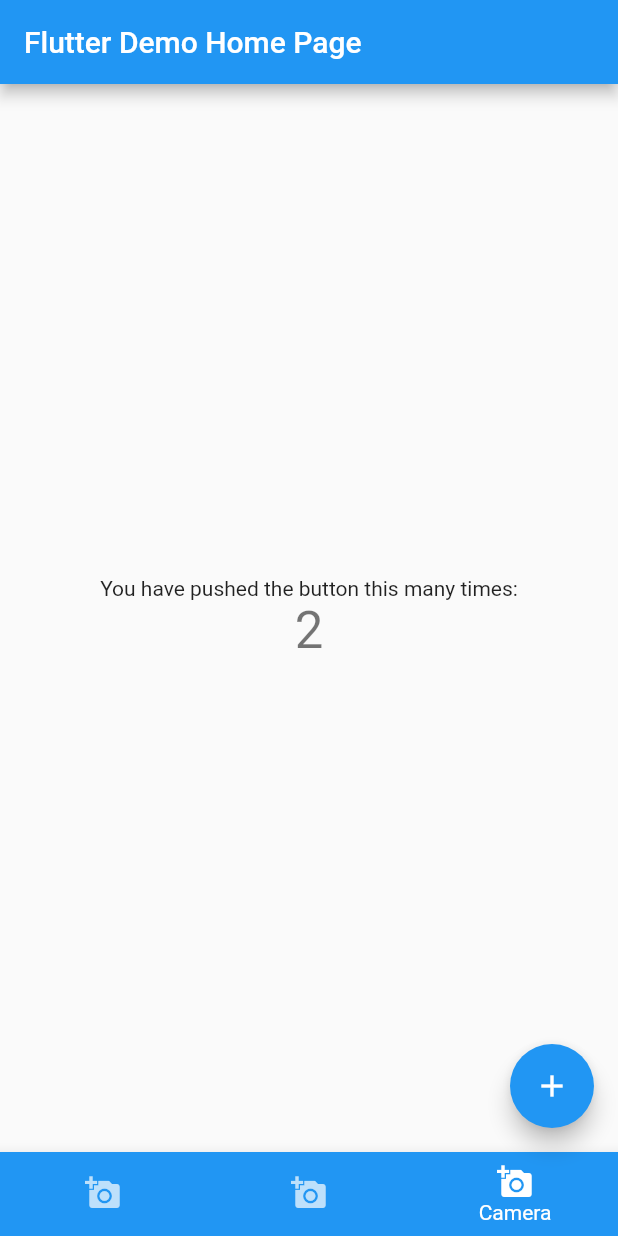
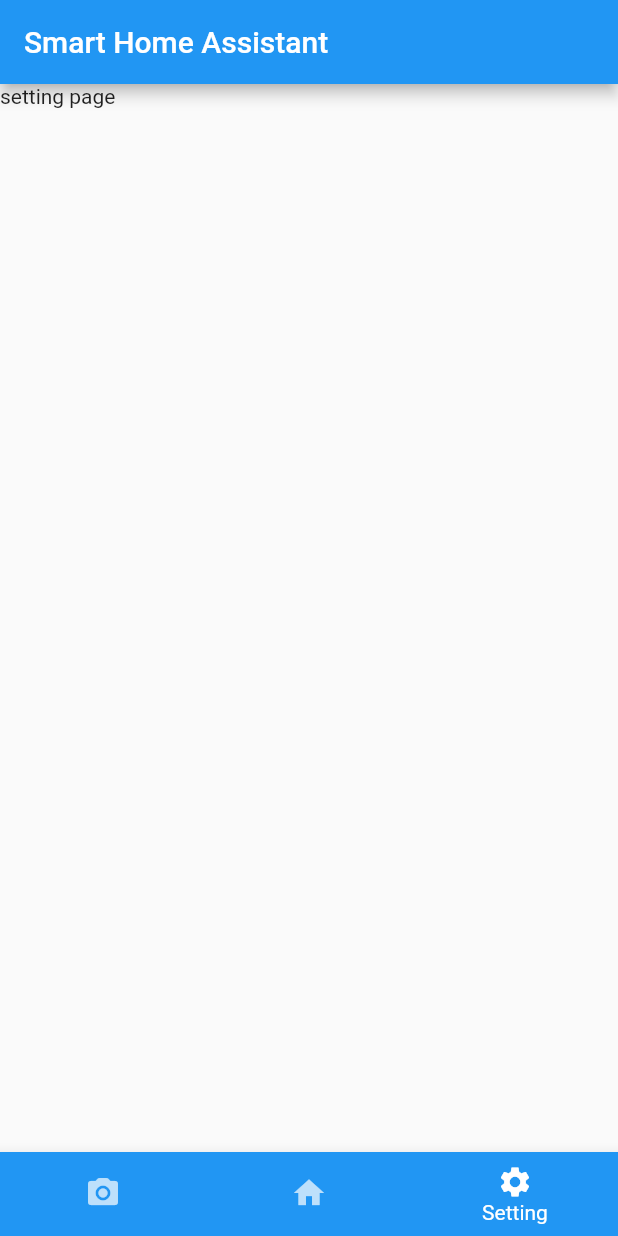
Before and after one commit to yumdari/Home_AIoT_System, a Flutter app: the screen it shows after launch, item 3 of the bottom bar chosen, on a phone screen of 412 x 824 dp. Run offline on Flutter 3.47's test engine with Material 2 defaults, Android fonts, the phone set to English and light mode, and no system bars; our stand-ins replace date_format, flutter_hooks, flutter_svg, geolocator, timer_builder; missing offline and left inert: flutter_mjpeg, tcp_socket_connection.

```diff
--- a/Mobile/lib/camera.dart
+++ /dev/null
@@ -1,16 +0,0 @@
-import 'package:flutter/material.dart';
-class camera extends StatefulWidget {
-  const camera({Key? key}) : super(key: key);
-
-  @override
-  State<camera> createState() => _cameraState();
-}
-
-class _cameraState extends State<camera> {
-  @override
-  Widget build(BuildContext context) {
-    return Container(
-      child: Text('camera page'),
-    );
-  }
-}
--- a/Mobile/lib/main.dart
+++ b/Mobile/lib/main.dart
@@ -1,4 +1,9 @@
 import 'package:flutter/material.dart';
+import 'CameraViewer.dart';
+import 'package:mobile/homeIoT.dart';
+import 'package:mobile/setting.dart';
+
+import 'package:flutter_mjpeg/flutter_mjpeg.dart';
 
 void main() {
   runApp(const MyApp());
@@ -24,22 +29,13 @@ class MyApp extends StatelessWidget {
         // is not restarted.
         primarySwatch: Colors.blue,
       ),
-      home: const MyHomePage(title: 'Flutter Demo Home Page'),
+      home: const MyHomePage(title: 'Smart Home Assistant'),
     );
   }
 }
 
 class MyHomePage extends StatefulWidget {
   const MyHomePage({Key? key, required this.title}) : super(key: key);
-
-  // This widget is the home page of your application. It is stateful, meaning
-  // that it has a State object (defined below) that contains fields that affect
-  // how it looks.
-
-  // This class is the configuration for the state. It holds the values (in this
-  // case the title) provided by the parent (in this case the App widget) and
-  // used by the build method of the State. Fields in a Widget subclass are
-  // always marked "final".
 
   final String title;
 
@@ -48,77 +44,22 @@ class MyHomePage extends StatefulWidget {
 }
 
 class _MyHomePageState extends State<MyHomePage> {
-  int _counter = 0;
   int _currentIndex = 0;
 
-  // final screens = [
-  //   Center(child: Text('Camera', style: TextStyle(fontSize: 60))),
-  //   Center(child: Text('test', style: TextStyle(fontSize: 60))),
-  //   Center(child: Text('test', style: TextStyle(fontSize: 60))),
-  //
-  // ];
-
-  void _incrementCounter() {
-    setState(() {
-      // This call to setState tells the Flutter framework that something has
-      // changed in this State, which causes it to rerun the build method below
-      // so that the display can reflect the updated values. If we changed
-      // _counter without calling setState(), then the build method would not be
-      // called again, and so nothing would appear to happen.
-      _counter++;
-    });
-  }
+  /* Pages array */
+  final List<Widget> _pages = <Widget>[
+    CameraViewer(), // camera viewer page
+    homeIoT(), // home state page
+    setting() // app setting
+  ];
 
   @override
   Widget build(BuildContext context) {
-    // This method is rerun every time setState is called, for instance as done
-    // by the _incrementCounter method above.
-    //
-    // The Flutter framework has been optimized to make rerunning build methods
-    // fast, so that you can just rebuild anything that needs updating rather
-    // than having to individually change instances of widgets.
     return Scaffold(
       appBar: AppBar(
-        // Here we take the value from the MyHomePage object that was created by
-        // the App.build method, and use it to set our appbar title.
         title: Text(widget.title),
       ),
-      body: Center(
-        // Center is a layout widget. It takes a single child and positions it
-        // in the middle of the parent.
-        child: Column(
-          // Column is also a layout widget. It takes a list of children and
-          // arranges them vertically. By default, it sizes itself to fit its
-          // children horizontally, and tries to be as tall as its parent.
-          //
-          // Invoke "debug painting" (press "p" in the console, choose the
-          // "Toggle Debug Paint" action from the Flutter Inspector in Android
-          // Studio, or the "Toggle Debug Paint" command in Visual Studio Code)
-          // to see the wireframe for each widget.
-          //
-          // Column has various properties to control how it sizes itself and
-          // how it positions its children. Here we use mainAxisAlignment to
-          // center the children vertically; the main axis here is the vertical
-          // axis because Columns are vertical (the cross axis would be
-          // horizontal).
-          mainAxisAlignment: MainAxisAlignment.center,
-          children: <Widget>[
-            const Text(
-              'You have pushed the button this many times:',
-            ),
-            Text(
-              //'$_counter',
-              '$_currentIndex',
-              style: Theme.of(context).textTheme.headline4,
-            ),
-          ],
-        ),
-      ),
-      floatingActionButton: FloatingActionButton(
-        onPressed: _incrementCounter,
-        tooltip: 'Increment',
-        child: const Icon(Icons.add),
-      ), // This trailing comma makes auto-formatting nicer for build methods.
+      body: _pages[_currentIndex],
       bottomNavigationBar: BottomNavigationBar(
         backgroundColor: Colors.blue,
         selectedItemColor: Colors.white,
@@ -131,16 +72,16 @@ class _MyHomePageState extends State<MyHomePage> {
         onTap: (index) => setState(() => _currentIndex = index),
         items: [
           BottomNavigationBarItem(
-              icon: Icon(Icons.add_a_photo),
+              icon: Icon(Icons.camera_alt_rounded),
           label: 'Camera',
           ),
           BottomNavigationBarItem(
-            icon: Icon(Icons.add_a_photo),
-            label: 'Camera',
+            icon: Icon(Icons.home),
+            label: 'HomeIoT',
           ),
           BottomNavigationBarItem(
-            icon: Icon(Icons.add_a_photo),
-            label: 'Camera',
+            icon: Icon(Icons.settings),
+            label: 'Setting',
           ),
         ],
       ),
--- /dev/null
+++ b/Mobile/lib/setting.dart
@@ -0,0 +1,16 @@
+import 'package:flutter/material.dart';
+class setting extends StatefulWidget {
+  const setting({Key? key}) : super(key: key);
+
+  @override
+  State<setting> createState() => _settingState();
+}
+
+class _settingState extends State<setting> {
+  @override
+  Widget build(BuildContext context) {
+    return Container(
+      child: Text('setting page'),
+    );
+  }
+}
--- a/Mobile/pubspec.yaml
+++ b/Mobile/pubspec.yaml
@@ -34,6 +34,8 @@ dependencies:
   # The following adds the Cupertino Icons font to your application.
   # Use with the CupertinoIcons class for iOS style icons.
   cupertino_icons: ^1.0.2
+  flutter_mjpeg: ^2.0.1
+  flutter_hooks: ^0.18.5+1
 
 dev_dependencies:
   flutter_test:
```
Also changed, not shown: Mobile/lib/CameraViewer.dart (added, +39 -0 lines), Mobile/lib/homeIoT.dart (added, +17 -0 lines), Mobile/lib/tempA.dart (deleted, +0 -15 lines), Mobile/pubspec.lock.
